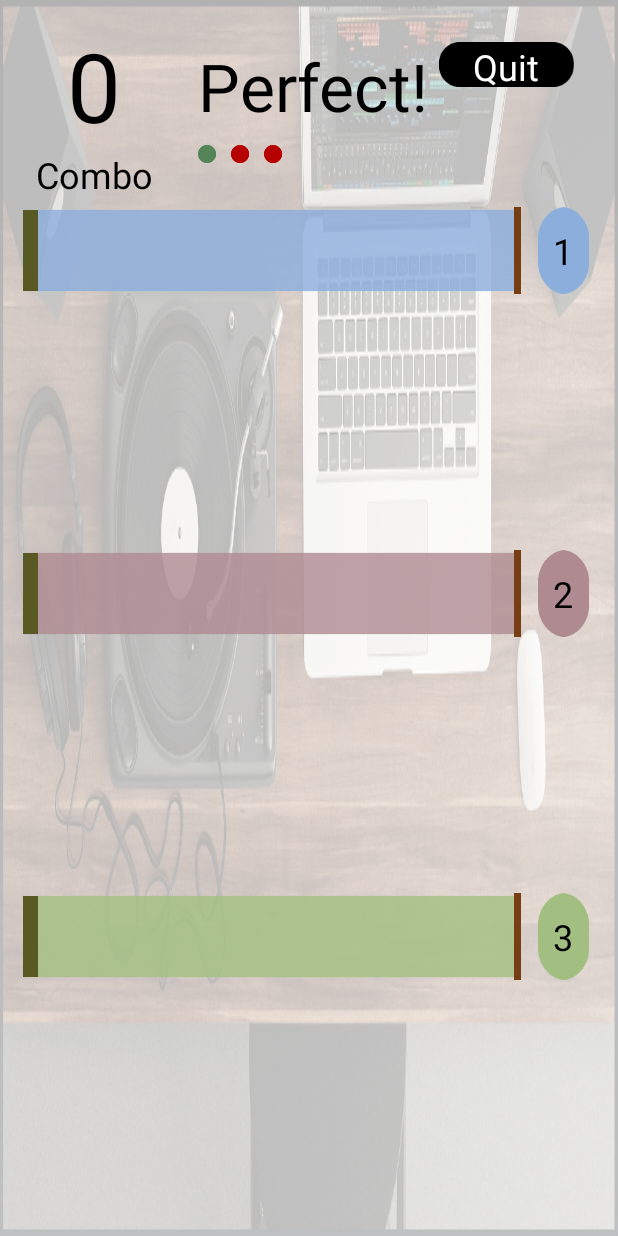
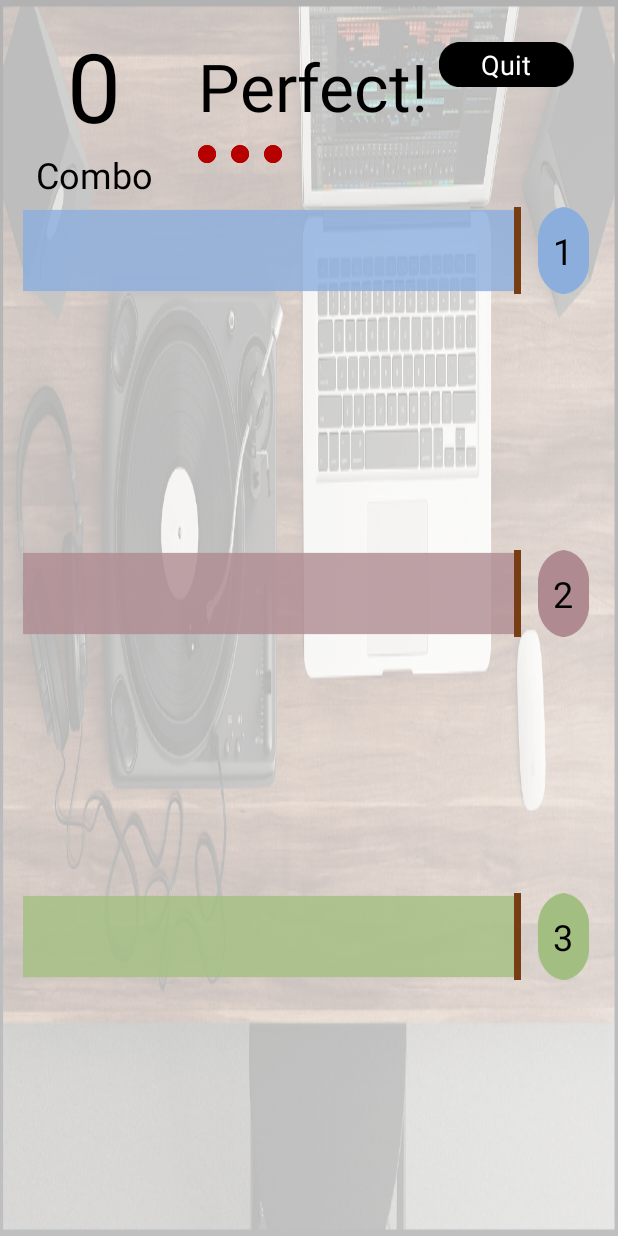
Before and after one commit to true-mind/SwingBeat, an Android app: the layout activity_rhythm_new.xml on its own in the app's theme, with its tools: preview values and no code run, on a phone screen of 412 x 824 dp. Run offline under Robolectric (Android 15) with nearby library versions, the phone set to English and light mode, and no system bars; Roboto replaces fonts that are not available here.

Commit message:
리듬 액티비티 레이아웃 수정

```diff
--- a/app/src/main/AndroidManifest.xml
+++ b/app/src/main/AndroidManifest.xml
@@ -22,7 +22,8 @@
                 `
             </intent-filter>
         </activity>
-        <activity android:name=".ui.RhythmActivity">
+        <activity android:name=".ui.RhythmActivity"
+            android:screenOrientation="landscape" >
         </activity>
         <activity
             android:name=".ui.GateActivity"
--- a/app/src/main/res/layout/activity_rhythm_new.xml
+++ b/app/src/main/res/layout/activity_rhythm_new.xml
@@ -18,59 +18,65 @@
             android:orientation="vertical">
 
             <TextView
-                android:layout_gravity="center"
+                android:id="@+id/tv_combo"
                 android:layout_width="wrap_content"
                 android:layout_height="wrap_content"
+                android:layout_gravity="center"
+                android:text="0"
                 android:textColor="#000"
-                android:textSize="64sp"
-                android:text="0"/>
+                android:textSize="64sp" />
 
             <TextView
-                android:layout_gravity="center"
+                android:id="@+id/tv_rhythm"
                 android:layout_width="wrap_content"
                 android:layout_height="wrap_content"
+                android:layout_gravity="center"
+                android:text="@string/combo"
                 android:textColor="#000"
-                android:textSize="24sp"
-                android:text="@string/combo"/>
+                android:textSize="24sp" />
 
         </LinearLayout>
 
         <LinearLayout
-            android:layout_marginLeft="30dp"
             android:layout_width="wrap_content"
             android:layout_height="wrap_content"
+            android:layout_marginLeft="30dp"
             android:orientation="vertical">
 
             <TextView
-                android:layout_marginTop="14dp"
+                android:id="@+id/tv_current"
                 android:layout_width="wrap_content"
                 android:layout_height="wrap_content"
+                android:layout_marginTop="14dp"
+                android:text="@string/perfect"
                 android:textColor="#000"
-                android:textSize="44sp"
-                android:text="@string/perfect"/>
+                android:textSize="44sp" />
 
             <LinearLayout
-                android:layout_marginTop="10dp"
                 android:layout_width="wrap_content"
-                android:layout_height="wrap_content">
+                android:layout_height="wrap_content"
+                android:layout_marginTop="10dp">
 
                 <ImageView
-                    android:layout_width="12dp"
-                    android:layout_height="12dp"
-                    android:background="@null"
-                    android:src="@drawable/timer_on" />
-
-                <ImageView
-                    android:layout_marginLeft="10dp"
+                    android:id="@+id/timer1"
                     android:layout_width="12dp"
                     android:layout_height="12dp"
                     android:background="@null"
                     android:src="@drawable/timer_off" />
 
                 <ImageView
-                    android:layout_marginLeft="10dp"
+                    android:id="@+id/timer2"
                     android:layout_width="12dp"
                     android:layout_height="12dp"
+                    android:layout_marginLeft="10dp"
+                    android:background="@null"
+                    android:src="@drawable/timer_off" />
+
+                <ImageView
+                    android:id="@+id/timer3"
+                    android:layout_width="12dp"
+                    android:layout_height="12dp"
+                    android:layout_marginLeft="10dp"
                     android:background="@null"
                     android:src="@drawable/timer_off" />
 
@@ -81,22 +87,23 @@
         <View
             android:layout_width="0dp"
             android:layout_height="1dp"
-            android:layout_weight="1"/>
+            android:layout_weight="1" />
 
         <LinearLayout
-            android:layout_marginTop="14dp"
-            android:layout_marginRight="29dp"
             android:layout_width="90dp"
             android:layout_height="30dp"
-            android:gravity="center"
-            android:background="@drawable/btn_quit">
+            android:layout_marginRight="29dp"
+            android:layout_marginTop="14dp"
+            android:background="@drawable/btn_quit"
+            android:gravity="center">
 
             <TextView
+                android:id="@+id/quit"
                 android:layout_width="wrap_content"
                 android:layout_height="wrap_content"
-                android:textSize="24sp"
+                android:text="Quit"
                 android:textColor="#fff"
-                android:text="Quit"/>
+                android:textSize="18sp" />
 
         </LinearLayout>
 
@@ -116,22 +123,28 @@
             android:background="@drawable/rhythm_lane1">
 
             <ImageView
-                android:layout_gravity="center_vertical"
+                android:visibility="gone"
+                android:id="@+id/move1_1"
                 android:layout_width="10dp"
                 android:layout_height="54dp"
-                android:background="@drawable/bar_down"/>
+                android:layout_gravity="center_vertical"
+                android:background="@drawable/bar_down" />
 
             <ImageView
-                android:layout_gravity="center_vertical"
+                android:visibility="gone"
+                android:id="@+id/move1_2"
                 android:layout_width="10dp"
                 android:layout_height="54dp"
-                android:background="@drawable/bar_down"/>
+                android:layout_gravity="center_vertical"
+                android:background="@drawable/bar_down" />
 
             <ImageView
-                android:layout_gravity="center_vertical"
+                android:visibility="gone"
+                android:id="@+id/move1_3"
                 android:layout_width="10dp"
                 android:layout_height="54dp"
-                android:background="@drawable/bar_down"/>
+                android:layout_gravity="center_vertical"
+                android:background="@drawable/bar_down" />
 
         </FrameLayout>
 
@@ -141,10 +154,12 @@
             android:layout_weight="18" />
 
         <LinearLayout
+            android:id="@+id/button1"
             style="@style/rhythmBtnStyle"
             android:background="@drawable/btn_1">
 
             <TextView
+                android:id="@+id/tv1"
                 style="@style/rhythmBtnTextStyle"
                 android:text="@string/_1" />
 
@@ -175,22 +190,28 @@
             android:background="@drawable/rhythm_lane2">
 
             <ImageView
-                android:layout_gravity="center_vertical"
+                android:visibility="gone"
+                android:id="@+id/move2_1"
                 android:layout_width="10dp"
                 android:layout_height="54dp"
-                android:background="@drawable/bar_down"/>
+                android:layout_gravity="center_vertical"
+                android:background="@drawable/bar_down" />
 
             <ImageView
-                android:layout_gravity="center_vertical"
+                android:visibility="gone"
+                android:id="@+id/move2_2"
                 android:layout_width="10dp"
                 android:layout_height="54dp"
-                android:background="@drawable/bar_down"/>
+                android:layout_gravity="center_vertical"
+                android:background="@drawable/bar_down" />
 
             <ImageView
-                android:layout_gravity="center_vertical"
+                android:visibility="gone"
+                android:id="@+id/move2_3"
                 android:layout_width="10dp"
                 android:layout_height="54dp"
-                android:background="@drawable/bar_down"/>
+                android:layout_gravity="center_vertical"
+                android:background="@drawable/bar_down" />
 
         </FrameLayout>
 
@@ -200,10 +221,12 @@
             android:layout_weight="18" />
 
         <LinearLayout
+            android:id="@+id/button2"
             style="@style/rhythmBtnStyle"
             android:background="@drawable/btn_2">
 
             <TextView
+                android:id="@+id/tv2"
                 style="@style/rhythmBtnTextStyle"
                 android:text="@string/_2" />
 
@@ -233,22 +256,28 @@
             android:background="@drawable/rhythm_lane3">
 
             <ImageView
-                android:layout_gravity="center_vertical"
+                android:visibility="gone"
+                android:id="@+id/move3_1"
                 android:layout_width="10dp"
                 android:layout_height="54dp"
-                android:background="@drawable/bar_down"/>
+                android:layout_gravity="center_vertical"
+                android:background="@drawable/bar_down" />
 
             <ImageView
-                android:layout_gravity="center_vertical"
+                android:visibility="gone"
+                android:id="@+id/move3_2"
                 android:layout_width="10dp"
                 android:layout_height="54dp"
-                android:background="@drawable/bar_down"/>
+                android:layout_gravity="center_vertical"
+                android:background="@drawable/bar_down" />
 
             <ImageView
-                android:layout_gravity="center_vertical"
+                android:visibility="gone"
+                android:id="@+id/move3_3"
                 android:layout_width="10dp"
                 android:layout_height="54dp"
-                android:background="@drawable/bar_down"/>
+                android:layout_gravity="center_vertical"
+                android:background="@drawable/bar_down" />
 
         </FrameLayout>
 
@@ -258,10 +287,12 @@
             android:layout_weight="18" />
 
         <LinearLayout
+            android:id="@+id/button3"
             style="@style/rhythmBtnStyle"
             android:background="@drawable/btn_3">
 
             <TextView
+                android:id="@+id/tv3"
                 style="@style/rhythmBtnTextStyle"
                 android:text="@string/_3" />
 
```
Also changed, not shown: app/src/main/java/com/truemind/swingbeat/BaseActivity.java (+4 -4 lines), app/src/main/java/com/truemind/swingbeat/ui/RhythmActivity.java (+55 -28 lines).
